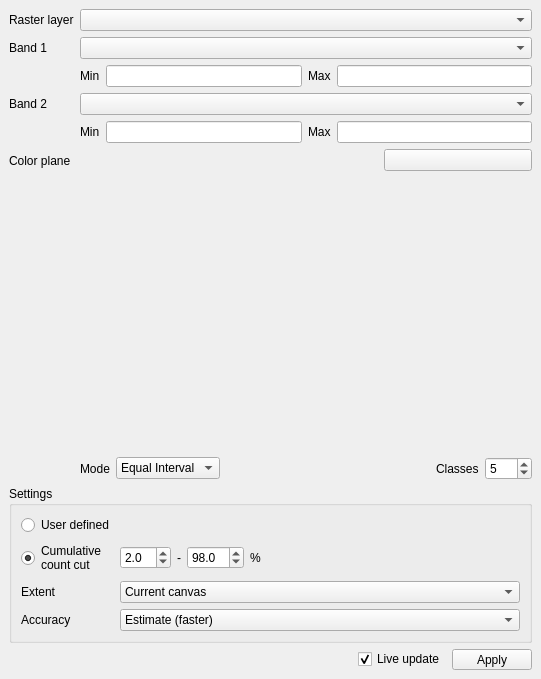
This is enmapbox/coreapps/bivariatecolorrasterrendererapp/bivariatecolorrasterrendererdialog.ui in EnMAP-Box/enmap-box as Qt 5 draws it before an edit. The edited form follows.
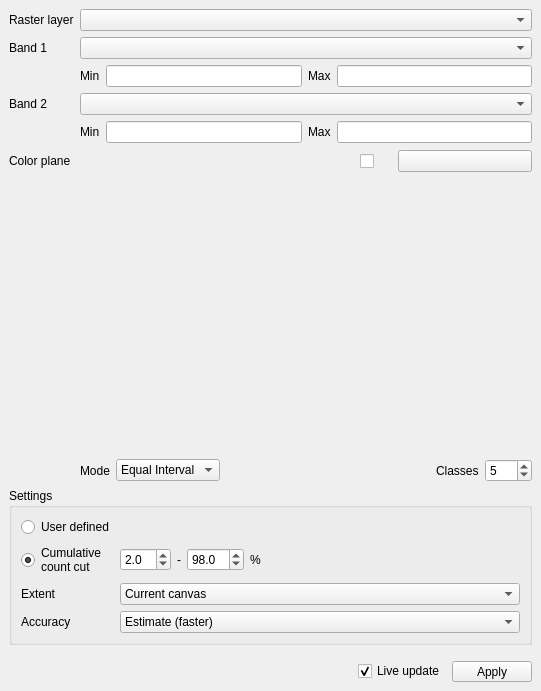
This is the edited form. Custom widgets are drawn as their Qt base class.

What changed in the file:
```diff
--- a/enmapbox/coreapps/bivariatecolorrasterrendererapp/bivariatecolorrasterrendererdialog.ui
+++ b/enmapbox/coreapps/bivariatecolorrasterrendererapp/bivariatecolorrasterrendererdialog.ui
@@ -7,7 +7,7 @@
     <x>0</x>
     <y>0</y>
     <width>541</width>
-    <height>661</height>
+    <height>691</height>
    </rect>
   </property>
   <property name="windowTitle">
@@ -72,52 +72,6 @@
         <property name="spacing">
          <number>0</number>
         </property>
-        <item row="0" column="2">
-         <widget class="QgsColorButton" name="mColor2">
-          <property name="maximumSize">
-           <size>
-            <width>24</width>
-            <height>24</height>
-           </size>
-          </property>
-          <property name="autoRaise">
-           <bool>true</bool>
-          </property>
-          <property name="color">
-           <color>
-            <red>131</red>
-            <green>0</green>
-            <blue>80</blue>
-           </color>
-          </property>
-          <property name="showMenu">
-           <bool>false</bool>
-          </property>
-         </widget>
-        </item>
-        <item row="0" column="0">
-         <widget class="QgsColorButton" name="mColor1">
-          <property name="maximumSize">
-           <size>
-            <width>24</width>
-            <height>24</height>
-           </size>
-          </property>
-          <property name="autoRaise">
-           <bool>true</bool>
-          </property>
-          <property name="color">
-           <color>
-            <red>1</red>
-            <green>152</green>
-            <blue>235</blue>
-           </color>
-          </property>
-          <property name="showMenu">
-           <bool>false</bool>
-          </property>
-         </widget>
-        </item>
         <item row="2" column="1">
          <widget class="ColorPlanePlotWidget" name="mPlot" native="true">
           <property name="minimumSize">
@@ -137,8 +91,43 @@
           </property>
          </widget>
         </item>
-        <item row="3" column="2">
+        <item row="0" column="0">
+         <widget class="QgsColorButton" name="mColor1">
+          <property name="minimumSize">
+           <size>
+            <width>24</width>
+            <height>24</height>
+           </size>
+          </property>
+          <property name="maximumSize">
+           <size>
+            <width>24</width>
+            <height>24</height>
+           </size>
+          </property>
+          <property name="autoRaise">
+           <bool>true</bool>
+          </property>
+          <property name="color">
+           <color>
+            <red>1</red>
+            <green>152</green>
+            <blue>235</blue>
+           </color>
+          </property>
+          <property name="showMenu">
+           <bool>false</bool>
+          </property>
+         </widget>
+        </item>
+        <item row="3" column="3">
          <widget class="QgsColorButton" name="mColor4">
+          <property name="minimumSize">
+           <size>
+            <width>24</width>
+            <height>24</height>
+           </size>
+          </property>
           <property name="maximumSize">
            <size>
             <width>24</width>
@@ -162,6 +151,12 @@
         </item>
         <item row="3" column="0">
          <widget class="QgsColorButton" name="mColor3">
+          <property name="minimumSize">
+           <size>
+            <width>24</width>
+            <height>24</height>
+           </size>
+          </property>
           <property name="maximumSize">
            <size>
             <width>24</width>
@@ -183,13 +178,61 @@
           </property>
          </widget>
         </item>
-        <item row="0" column="3">
+        <item row="0" column="4">
          <widget class="QPushButton" name="mMenu">
           <property name="text">
            <string/>
           </property>
          </widget>
         </item>
+        <item row="0" column="3">
+         <widget class="QgsColorButton" name="mColor2">
+          <property name="minimumSize">
+           <size>
+            <width>24</width>
+            <height>24</height>
+           </size>
+          </property>
+          <property name="maximumSize">
+           <size>
+            <width>24</width>
+            <height>24</height>
+           </size>
+          </property>
+          <property name="autoRaise">
+           <bool>true</bool>
+          </property>
+          <property name="color">
+           <color>
+            <red>131</red>
+            <green>0</green>
+            <blue>80</blue>
+           </color>
+          </property>
+          <property name="showMenu">
+           <bool>false</bool>
+          </property>
+         </widget>
+        </item>
+        <item row="0" column="2">
+         <widget class="QCheckBox" name="mUseColor2">
+          <property name="sizePolicy">
+           <sizepolicy hsizetype="Fixed" vsizetype="Fixed">
+            <horstretch>0</horstretch>
+            <verstretch>0</verstretch>
+           </sizepolicy>
+          </property>
+          <property name="minimumSize">
+           <size>
+            <width>0</width>
+            <height>24</height>
+           </size>
+          </property>
+          <property name="text">
+           <string/>
+          </property>
+         </widget>
+        </item>
        </layout>
       </item>
       <item row="6" column="1">
```
